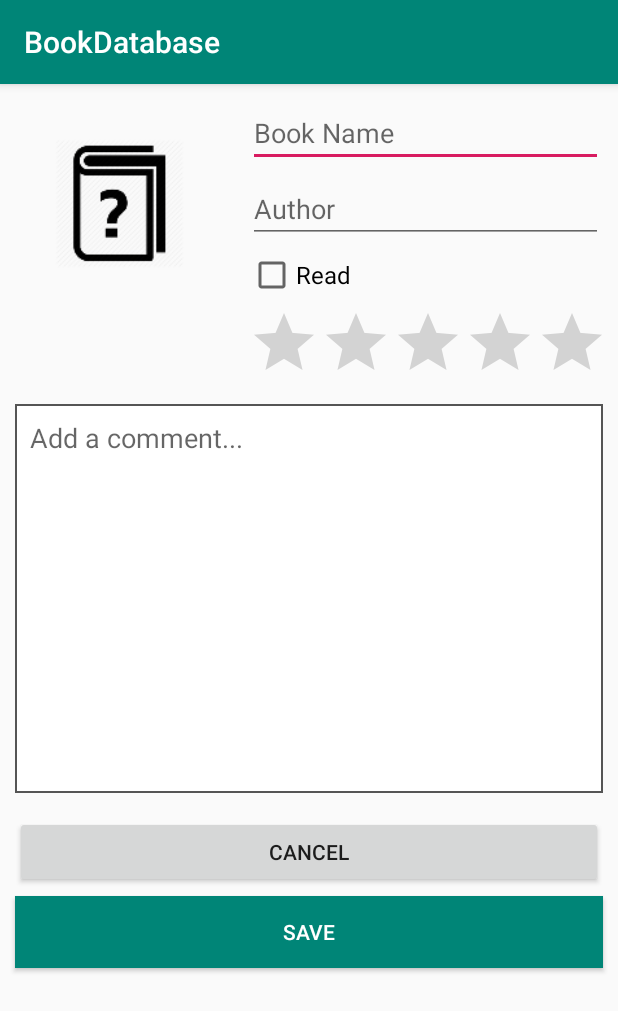
After one commit to TomasPospisil/ABMTE, an Android app: the DetailActivity screen opened directly, with no data from a screen before it, on a phone screen of 412 x 824 dp. The commit adds this screen. Shown: the top 1011 px of the screen. Run offline under Robolectric (Android 15) with nearby library versions, the phone set to English and light mode, and no system bars.

Commit message:
Add simple layout for Book detail activity

```diff
--- a/app/src/main/AndroidManifest.xml
+++ b/app/src/main/AndroidManifest.xml
@@ -9,6 +9,7 @@
         android:roundIcon="@mipmap/ic_launcher_round"
         android:supportsRtl="true"
         android:theme="@style/AppTheme">
+        <activity android:name=".DetailActivity"></activity>
         <activity
             android:name=".MainActivity"
             android:label="@string/app_name"
--- a/app/src/main/java/com/example/bookdatabase/BookItemListAdapter.java
+++ b/app/src/main/java/com/example/bookdatabase/BookItemListAdapter.java
@@ -2,6 +2,7 @@ package com.example.bookdatabase;
 
 import android.app.Activity;
 import android.content.DialogInterface;
+import android.content.Intent;
 import android.database.DataSetObserver;
 import android.util.Log;
 import android.view.LayoutInflater;
@@ -59,6 +60,12 @@ public class BookItemListAdapter extends ArrayAdapter {
     }
 
     public void OnShortClickEvent(AdapterView<?> parent, final int position, final long id) {
+        Intent intent = new Intent(activity, DetailActivity.class);
+        intent.putExtra("id", (int)id);
+        activity.startActivity(intent);
+    }
+
+    public boolean OnLongClickEvent(AdapterView<?> parent, int position, final long id) {
         String selectedItem = (String) parent.getItemAtPosition(position);
         Log.d("BookDatabase", "clicked from Books: " + selectedItem);
 
@@ -79,11 +86,6 @@ public class BookItemListAdapter extends ArrayAdapter {
                     public void onClick(DialogInterface dialogInterface, int i) { }
                 })
                 .show();
-    }
-
-    public boolean OnLongClickEvent(AdapterView<?> parent, int position, long id) {
-        String selectedItem = (String) parent.getItemAtPosition(position);
-        Log.d("BookDatabase", "clicked from Books: " + selectedItem);
         return true;
     }
 }
--- /dev/null
+++ b/app/src/main/java/com/example/bookdatabase/DetailActivity.java
@@ -0,0 +1,15 @@
+package com.example.bookdatabase;
+
+import androidx.appcompat.app.AppCompatActivity;
+
+import android.os.Bundle;
+
+public class DetailActivity extends AppCompatActivity {
+
+    @Override
+    protected void onCreate(Bundle savedInstanceState) {
+        super.onCreate(savedInstanceState);
+        setContentView(R.layout.activity_detail);
+
+    }
+}
--- a/app/src/main/java/com/example/bookdatabase/FileTools.java
+++ b/app/src/main/java/com/example/bookdatabase/FileTools.java
@@ -108,4 +108,15 @@ public class FileTools {
             e.printStackTrace();
         }
     }
+
+    public static String GetNthLineFromFile(String filename, int lineIndex, Context context) {
+        try {
+            List<String> lines = GetLinesFromFile(filename, context);
+            return lines.get(lineIndex);
+        }
+        catch (Exception e) {
+            e.printStackTrace();
+            return "";
+        }
+    }
 }
--- a/app/src/main/java/com/example/bookdatabase/MainActivity.java
+++ b/app/src/main/java/com/example/bookdatabase/MainActivity.java
@@ -1,5 +1,6 @@
 package com.example.bookdatabase;
 
+import android.content.Intent;
 import android.graphics.Color;
 import android.os.Bundle;
 
--- /dev/null
+++ b/app/src/main/res/drawable/edittext_border.xml
@@ -0,0 +1,6 @@
+<?xml version="1.0" encoding="UTF-8" ?>
+<shape xmlns:android="http://schemas.android.com/apk/res/android">
+    <solid android:color="#ffffff" />
+    <stroke android:width="1dp" android:color="#555555" />
+    <padding android:left="1dp" android:top="1dp" android:right="1dp" android:bottom="1dp" />
+</shape>
--- /dev/null
+++ b/app/src/main/res/layout/activity_detail.xml
@@ -0,0 +1,123 @@
+<?xml version="1.0" encoding="utf-8"?>
+<androidx.constraintlayout.widget.ConstraintLayout xmlns:android="http://schemas.android.com/apk/res/android"
+    xmlns:app="http://schemas.android.com/apk/res-auto"
+    xmlns:tools="http://schemas.android.com/tools"
+    android:id="@+id/rating_counter"
+    android:layout_width="match_parent"
+    android:layout_height="match_parent"
+    tools:context=".DetailActivity">
+
+    <ImageView
+        android:id="@+id/imageView"
+        android:layout_width="140dp"
+        android:layout_height="140dp"
+        android:layout_marginStart="10dp"
+        android:layout_marginTop="10dp"
+        android:contentDescription="@string/content_image"
+        app:layout_constraintStart_toStartOf="parent"
+        app:layout_constraintTop_toTopOf="parent"
+        app:srcCompat="@mipmap/image_book_unknown_foreground" />
+
+    <EditText
+        android:id="@+id/label_book_name"
+        android:layout_width="0dp"
+        android:layout_height="wrap_content"
+        android:layout_marginStart="15dp"
+        android:layout_marginTop="10dp"
+        android:layout_marginEnd="10dp"
+        android:ems="10"
+        android:hint="@string/book_name_label"
+        android:inputType="textPersonName"
+        android:selectAllOnFocus="true"
+        android:singleLine="true"
+        app:layout_constraintEnd_toEndOf="parent"
+        app:layout_constraintHorizontal_bias="0.0"
+        app:layout_constraintStart_toEndOf="@+id/imageView"
+        app:layout_constraintTop_toTopOf="parent" />
+
+    <EditText
+        android:id="@+id/authorName"
+        android:layout_width="0dp"
+        android:layout_height="wrap_content"
+        android:layout_marginStart="15dp"
+        android:layout_marginTop="5dp"
+        android:layout_marginEnd="10dp"
+        android:ems="10"
+        android:hint="@string/author_label_name"
+        android:inputType="textPersonName"
+        android:selectAllOnFocus="true"
+        android:singleLine="true"
+        app:layout_constraintEnd_toEndOf="parent"
+        app:layout_constraintHorizontal_bias="0.0"
+        app:layout_constraintStart_toEndOf="@+id/imageView"
+        app:layout_constraintTop_toBottomOf="@+id/label_book_name" />
+
+    <CheckBox
+        android:id="@+id/checkBox"
+        android:layout_width="0dp"
+        android:layout_height="wrap_content"
+        android:layout_marginStart="15dp"
+        android:layout_marginTop="5dp"
+        android:layout_marginEnd="10dp"
+        android:text="@string/Read_label_name"
+        android:textSize="16sp"
+        app:layout_constraintEnd_toEndOf="parent"
+        app:layout_constraintStart_toEndOf="@+id/imageView"
+        app:layout_constraintTop_toBottomOf="@+id/authorName" />
+
+    <EditText
+        android:id="@+id/content_detail"
+        android:layout_width="0dp"
+        android:layout_height="259dp"
+        android:layout_marginStart="10dp"
+        android:layout_marginTop="7dp"
+        android:layout_marginEnd="10dp"
+        android:background="@drawable/edittext_border"
+        android:ems="10"
+        android:gravity="start|top"
+        android:hint="@string/Comment_placeholder"
+        android:inputType="textMultiLine"
+        android:padding="10dp"
+        app:layout_constraintEnd_toEndOf="parent"
+        app:layout_constraintStart_toStartOf="parent"
+        app:layout_constraintTop_toBottomOf="@+id/ratingBar" />
+
+    <Button
+        android:id="@+id/button_detail_cancel"
+        android:layout_width="0dp"
+        android:layout_height="wrap_content"
+        android:layout_marginStart="10dp"
+        android:layout_marginTop="15dp"
+        android:layout_marginEnd="10dp"
+        android:text="@string/cancel_button_name"
+        app:layout_constraintEnd_toEndOf="parent"
+        app:layout_constraintHorizontal_bias="1.0"
+        app:layout_constraintStart_toStartOf="parent"
+        app:layout_constraintTop_toBottomOf="@+id/content_detail" />
+
+    <Button
+        android:id="@+id/button_detail_ok"
+        android:layout_width="0dp"
+        android:layout_height="wrap_content"
+        android:layout_marginStart="10dp"
+        android:layout_marginTop="5dp"
+        android:layout_marginEnd="10dp"
+        android:background="@color/colorPrimary"
+        android:text="@string/save_button_name"
+        android:textColor="@android:color/white"
+        app:layout_constraintEnd_toEndOf="parent"
+        app:layout_constraintStart_toStartOf="parent"
+        app:layout_constraintTop_toBottomOf="@+id/button_detail_cancel" />
+
+    <RatingBar
+        android:id="@+id/ratingBar"
+        android:layout_width="0dp"
+        android:layout_height="wrap_content"
+        android:layout_marginStart="15dp"
+        android:layout_marginTop="5dp"
+        android:layout_marginEnd="10dp"
+        app:layout_constraintEnd_toEndOf="parent"
+        app:layout_constraintStart_toEndOf="@+id/imageView"
+        app:layout_constraintTop_toBottomOf="@+id/checkBox" />
+
+</androidx.constraintlayout.widget.ConstraintLayout>
--- a/app/src/main/res/values/strings.xml
+++ b/app/src/main/res/values/strings.xml
@@ -3,4 +3,11 @@
     <string name="action_settings">Settings</string>
     <string name="addNewBook">Add New Book</string>
     <string name="book_image_content_description">Book Image</string>
+    <string name="book_name_label">Book Name</string>
+    <string name="content_image">Image</string>
+    <string name="author_label_name">Author</string>
+    <string name="save_button_name">Save</string>
+    <string name="cancel_button_name">Cancel</string>
+    <string name="Read_label_name">Read</string>
+    <string name="Comment_placeholder">Add a comment...</string>
 </resources>
```
